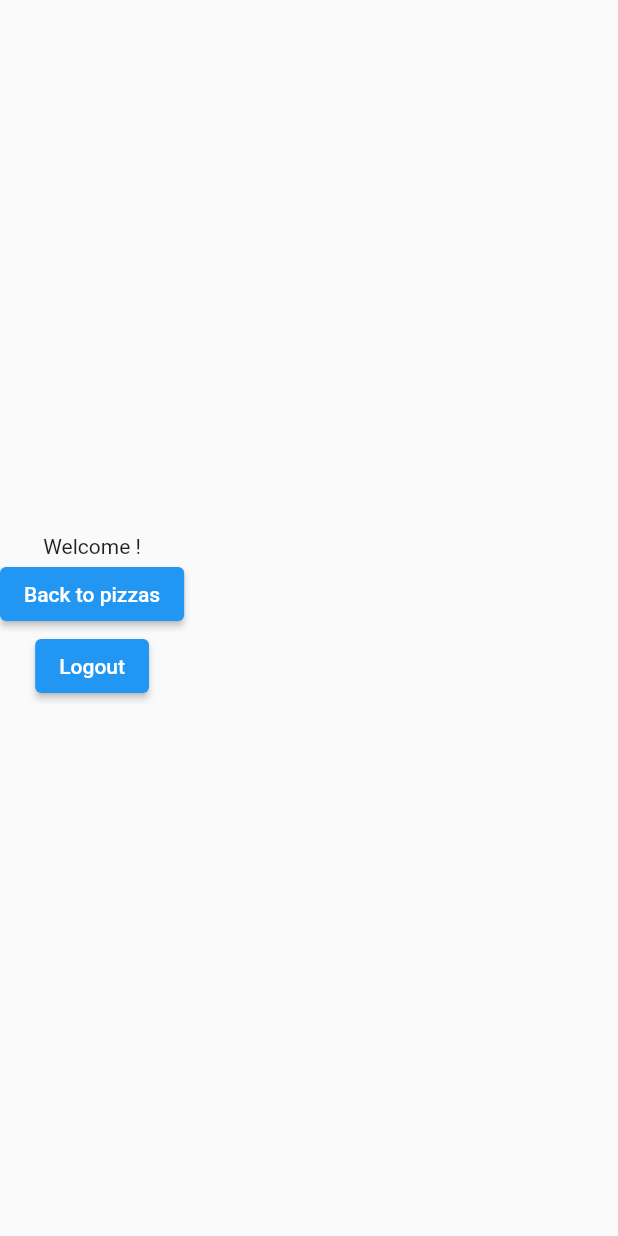
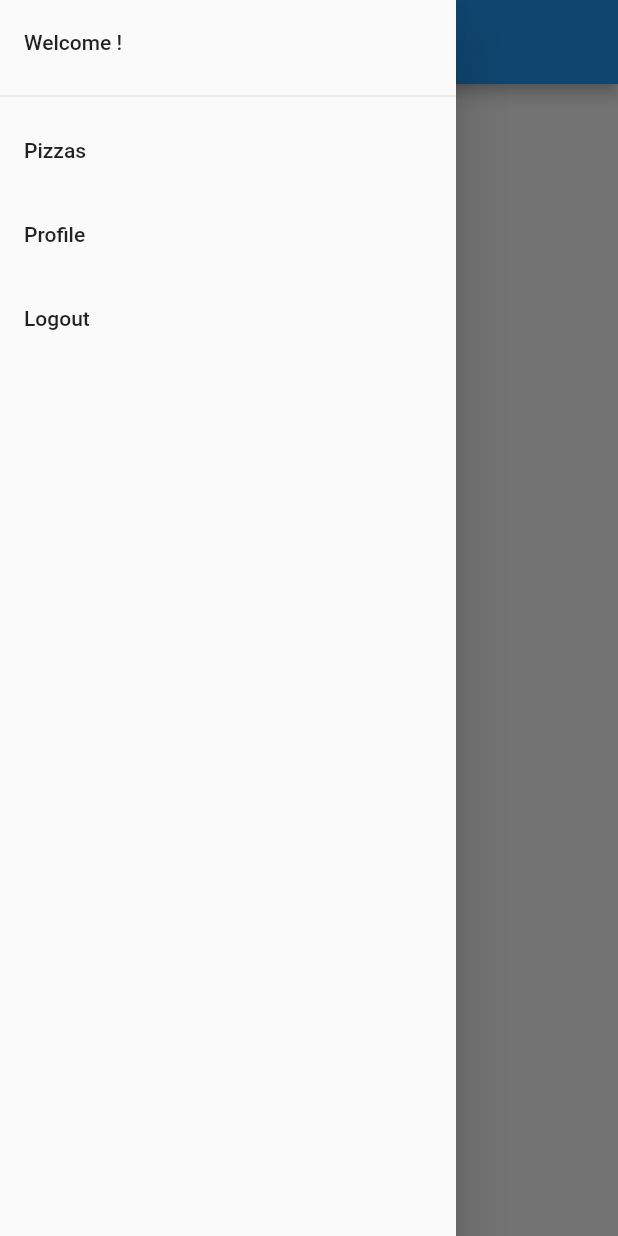
Before and after one commit to dtengeri/pizza_order_app, a Flutter app: the ProfileScreen screen opened by its route, with the side drawer open (before the commit the screen has no drawer), on a phone screen of 412 x 824 dp. Run offline on Flutter 3.47's test engine with Material 2 defaults, Android fonts, the light colour scheme and no system bars; our stand-ins replace firebase_auth, firebase_core, flutter_riverpod, freezed_annotation, go_router; accounts and stored records are empty.

Commit message:
feat: starting state of profile screen

```diff
--- a/lib/features/auth/application/auth_controller.dart
+++ b/lib/features/auth/application/auth_controller.dart
@@ -18,7 +18,7 @@ class AuthController extends Notifier<AuthState> {
         .watch()
         .listen((authState) => state = authState);
 
-    return const Unauthenticated();
+    return const Unknown();
   }
 
   Future<void> signInWithEmailAndPassword({
--- a/lib/features/auth/domain/auth_state.dart
+++ b/lib/features/auth/domain/auth_state.dart
@@ -2,6 +2,10 @@ import 'package:pizza_order_app/features/core/domain/user.dart';
 
 sealed class AuthState {
   const AuthState();
+}
+
+class Unknown extends AuthState {
+  const Unknown();
 }
 
 class Unauthenticated extends AuthState {
--- a/lib/features/auth/infrastructure/firebase_auth_repository.dart
+++ b/lib/features/auth/infrastructure/firebase_auth_repository.dart
@@ -36,6 +36,7 @@ class FirebaseAuthRepository extends AuthRepository {
       } else {
         return Authenticated(
           user: core.User(
+            uid: user.uid,
             name: user.displayName ?? 'Unknown',
             email: user.email ?? 'Unknown',
           ),
--- a/lib/features/core/domain/user.dart
+++ b/lib/features/core/domain/user.dart
@@ -5,6 +5,7 @@ part 'user.freezed.dart';
 @freezed
 class User with _$User {
   factory User({
+    required String uid,
     required String name,
     required String email,
   }) = _User;
--- /dev/null
+++ b/lib/features/core/presentation/app_drawer.dart
@@ -0,0 +1,59 @@
+import 'package:flutter/material.dart';
+import 'package:flutter_riverpod/flutter_riverpod.dart';
+import 'package:go_router/go_router.dart';
+import 'package:pizza_order_app/features/auth/application/auth_controller.dart';
+import 'package:pizza_order_app/features/auth/domain/auth_state.dart';
+
+class AppDrawer extends ConsumerWidget {
+  const AppDrawer({super.key});
+
+  @override
+  Widget build(BuildContext context, WidgetRef ref) {
+    final authState = ref.watch(authControllerProvider);
+    return Drawer(
+      child: ListView(
+        children: [
+          if (authState case Unauthenticated()) ...[
+            ListTile(
+              title: const Text('Login'),
+              onTap: () {
+                context.go('/login');
+              },
+            ),
+            ListTile(
+              title: const Text('Sign up'),
+              onTap: () {
+                context.go('/sign-up');
+              },
+            ),
+          ],
+          if (authState case Authenticated(:final user)) ...[
+            ListTile(
+              title: Text('Welcome ${user.name}!'),
+            ),
+            const Divider(),
+            ListTile(
+              title: const Text('Pizzas'),
+              onTap: () {
+                context.go('/pizzas');
+              },
+            ),
+            ListTile(
+              title: const Text('Profile'),
+              onTap: () {
+                context.go('/profile');
+              },
+            ),
+            ListTile(
+              title: const Text('Logout'),
+              onTap: () {
+                ref.read(authControllerProvider.notifier).signOut();
+                context.go('/');
+              },
+            ),
+          ],
+        ],
+      ),
+    );
+  }
+}
--- a/lib/features/login/infrastructure/dummy_login_repository.dart
+++ b/lib/features/login/infrastructure/dummy_login_repository.dart
@@ -7,6 +7,10 @@ class DummyLoginRepository extends LoginRepository {
     required String email,
     required String password,
   }) async {
-    return User(name: 'John Doe', email: email);
+    return User(
+      uid: '1',
+      name: 'John Doe',
+      email: email,
+    );
   }
 }
--- a/lib/features/pizza_order/presentation/pizza_list_screen.dart
+++ b/lib/features/pizza_order/presentation/pizza_list_screen.dart
@@ -1,6 +1,7 @@
 import 'package:flutter/material.dart';
 import 'package:flutter_riverpod/flutter_riverpod.dart';
 import 'package:go_router/go_router.dart';
+import 'package:pizza_order_app/features/core/presentation/app_drawer.dart';
 import 'package:pizza_order_app/features/pizza_order/application/pizza_list.dart';
 
 class PizzaListScreen extends ConsumerWidget {
@@ -24,6 +25,7 @@ class PizzaListScreen extends ConsumerWidget {
           ),
         ],
       ),
+      drawer: const AppDrawer(),
       body: Column(
         mainAxisAlignment: MainAxisAlignment.center,
         children: [
--- /dev/null
+++ b/lib/features/profile/application/profile_controller.dart
@@ -0,0 +1,25 @@
+import 'dart:async';
+
+import 'package:flutter_riverpod/flutter_riverpod.dart';
+import 'package:pizza_order_app/features/profile/domain/user_profile.dart';
+import 'package:pizza_order_app/features/profile/infrastructure/providers.dart';
+
+class ProfileController extends AsyncNotifier<UserProfile> {
+  @override
+  Future<UserProfile> build() {
+    final profileRepository = ref.watch(profileRepositoryProvider);
+    return profileRepository.getProfile();
+  }
+
+  Future<void> updateProfile(UserProfile profile) async {
+    final profileRepository = ref.watch(profileRepositoryProvider);
+    state = await AsyncValue.guard(() {
+      return profileRepository.updateProfile(profile);
+    });
+  }
+}
+
+final profileControllerProvider =
+    AsyncNotifierProvider<ProfileController, UserProfile>(
+  () => ProfileController(),
+);
--- /dev/null
+++ b/lib/features/profile/domain/delivery_address.dart
@@ -0,0 +1,12 @@
+import 'package:freezed_annotation/freezed_annotation.dart';
+
+part 'delivery_address.freezed.dart';
+
+@freezed
+class DeliveryAddress with _$DeliveryAddress {
+  const factory DeliveryAddress({
+    required String city,
+    required String street,
+    required String houseNumber,
+  }) = _DeliveryAddress;
+}
--- /dev/null
+++ b/lib/features/profile/domain/profile_repository.dart
@@ -0,0 +1,7 @@
+import 'package:pizza_order_app/features/profile/domain/user_profile.dart';
+
+abstract class ProfileRepository {
+  Future<UserProfile> getProfile();
+  Future<UserProfile> create(UserProfile profile);
+  Future<UserProfile> updateProfile(UserProfile profile);
+}
--- /dev/null
+++ b/lib/features/profile/domain/user_profile.dart
@@ -0,0 +1,14 @@
+import 'dart:io';
+
+import 'package:freezed_annotation/freezed_annotation.dart';
+import 'package:pizza_order_app/features/profile/domain/delivery_address.dart';
+
+part 'user_profile.freezed.dart';
+
+@freezed
+class UserProfile with _$UserProfile {
+  const factory UserProfile({
+    required String? phone,
+    required List<DeliveryAddress> addresses,
+  }) = _UserProfile;
+}
--- /dev/null
+++ b/lib/features/profile/infrastructure/dummy_profile_repository.dart
@@ -0,0 +1,29 @@
+import 'package:pizza_order_app/features/profile/domain/delivery_address.dart';
+import 'package:pizza_order_app/features/profile/domain/profile_repository.dart';
+import 'package:pizza_order_app/features/profile/domain/user_profile.dart';
+
+class DummyProfileRepository extends ProfileRepository {
+  @override
+  Future<UserProfile> getProfile() async {
+    return const UserProfile(
+      phone: '+36301234567',
+      addresses: [
+        DeliveryAddress(
+          city: 'Szeged',
+          street: 'Kossuth Lajos sgt.',
+          houseNumber: '84',
+        ),
+      ],
+    );
+  }
+
+  @override
+  Future<UserProfile> create(UserProfile profile) async {
+    return profile;
+  }
+
+  @override
+  Future<UserProfile> updateProfile(UserProfile profile) async {
+    return profile;
+  }
+}
--- a/lib/features/profile/presentation/profile_screen.dart
+++ b/lib/features/profile/presentation/profile_screen.dart
@@ -4,6 +4,9 @@ import 'package:go_router/go_router.dart';
 import 'package:pizza_order_app/features/auth/application/auth_controller.dart';
 import 'package:pizza_order_app/features/auth/domain/auth_state.dart';
 import 'package:pizza_order_app/features/core/domain/user.dart';
+import 'package:pizza_order_app/features/core/presentation/app_drawer.dart';
+import 'package:pizza_order_app/features/profile/application/profile_controller.dart';
+import 'package:pizza_order_app/features/profile/domain/user_profile.dart';
 
 class ProfileScreen extends ConsumerWidget {
   const ProfileScreen({
@@ -15,40 +18,70 @@ class ProfileScreen extends ConsumerWidget {
     final authState = ref.watch(authControllerProvider);
 
     return Scaffold(
+      appBar: AppBar(),
+      drawer: const AppDrawer(),
       body: switch (authState) {
+        Unknown() => const Center(
+            child: CircularProgressIndicator(),
+          ),
         Unauthenticated() => const _Unauthenticated(),
-        Authenticated(:final user) => _ProfileDetails(user: user),
+        Authenticated(:final user) => _ProfileScreen(user: user),
       },
     );
   }
 }
 
-class _ProfileDetails extends StatelessWidget {
-  const _ProfileDetails({
+class _ProfileScreen extends ConsumerWidget {
+  const _ProfileScreen({
     required this.user,
   });
 
   final User user;
 
   @override
+  Widget build(BuildContext context, WidgetRef ref) {
+    final userProfileAsyncValue = ref.watch(profileControllerProvider);
+    return switch (userProfileAsyncValue) {
+      AsyncError() => const Center(
+          child: Column(
+            mainAxisAlignment: MainAxisAlignment.center,
+            children: [
+              Text('Can not load your profile'),
+            ],
+          ),
+        ),
+      AsyncData(:final value) => _ProfileDetails(
+          user: user,
+          userProfile: value,
+        ),
+      _ => const Center(
+          child: CircularProgressIndicator(),
+        ),
+    };
+  }
+}
+
+class _ProfileDetails extends ConsumerStatefulWidget {
+  const _ProfileDetails({
+    required this.user,
+    required this.userProfile,
+  });
+
+  final User user;
+  final UserProfile userProfile;
+
+  @override
+  ConsumerState<ConsumerStatefulWidget> createState() => _ProfileDetailsState();
+}
+
+class _ProfileDetailsState extends ConsumerState<_ProfileDetails> {
+  @override
   Widget build(BuildContext context) {
-    return Column(
-      mainAxisAlignment: MainAxisAlignment.center,
-      children: [
-        Text('Welcome ${user.name}!'),
-        ElevatedButton(
-          onPressed: () {
-            context.go('/pizzas');
-          },
-          child: const Text('Back to pizzas'),
-        ),
-        ElevatedButton(
-          onPressed: () {
-            context.go('/');
-          },
-          child: const Text('Logout'),
-        ),
-      ],
+    return const Padding(
+      padding: EdgeInsets.all(8.0),
+      child: Center(
+        child: Text('TODO'),
+      ),
     );
   }
 }
--- a/lib/features/sign_up/infrastructure/dummy_sign_up_repository.dart
+++ b/lib/features/sign_up/infrastructure/dummy_sign_up_repository.dart
@@ -6,6 +6,7 @@ class DummySignUpRepository extends SignUpRepository {
   @override
   Future<User> signUp({required SignUpForm signUpForm}) async {
     return User(
+      uid: '1',
       name: signUpForm.name,
       email: signUpForm.email,
     );
--- a/lib/features/sign_up/infrastructure/firebase_sign_up_repository.dart
+++ b/lib/features/sign_up/infrastructure/firebase_sign_up_repository.dart
@@ -13,6 +13,7 @@ class FirebaseSignUpRepository extends SignUpRepository {
     );
     await credential.user?.updateDisplayName(signUpForm.name);
     return core.User(
+      uid: credential.user!.uid,
       name: signUpForm.name,
       email: signUpForm.email,
     );
--- a/lib/main.dart
+++ b/lib/main.dart
@@ -1,12 +1,8 @@
 import 'package:firebase_core/firebase_core.dart';
 import 'package:flutter/material.dart';
 import 'package:flutter_riverpod/flutter_riverpod.dart';
-import 'package:go_router/go_router.dart';
-import 'package:pizza_order_app/features/login/presentation/login_screen.dart';
-import 'package:pizza_order_app/features/pizza_order/presentation/pizza_list_screen.dart';
-import 'package:pizza_order_app/features/profile/presentation/profile_screen.dart';
-import 'package:pizza_order_app/features/sign_up/presentation/sign_up_screen.dart';
 import 'package:pizza_order_app/firebase_options.dart';
+import 'package:pizza_order_app/router.dart';
 
 Future<void> main() async {
   WidgetsFlutterBinding.ensureInitialized();
@@ -20,34 +16,14 @@ Future<void> main() async {
   );
 }
 
-final _router = GoRouter(
-  routes: [
-    GoRoute(
-      path: '/',
-      builder: (context, state) => const LoginScreen(),
-    ),
-    GoRoute(
-      path: '/sign-up',
-      builder: (context, state) => const SignUpScreen(),
-    ),
-    GoRoute(
-      path: '/pizzas',
-      builder: (context, state) => const PizzaListScreen(),
-    ),
-    GoRoute(
-      path: '/profile',
-      builder: (context, state) => const ProfileScreen(),
-    ),
-  ],
-);
-
-class MainApp extends StatelessWidget {
+class MainApp extends ConsumerWidget {
   const MainApp({super.key});
 
   @override
-  Widget build(BuildContext context) {
+  Widget build(BuildContext context, WidgetRef ref) {
+    final router = ref.watch(routerProvider);
     return MaterialApp.router(
-      routerConfig: _router,
+      routerConfig: router,
     );
   }
 }
```
Also changed, not shown: lib/features/profile/infrastructure/providers.dart (added, +7 -0 lines), lib/features/splash/presentation/splash_screen.dart (added, +17 -0 lines), lib/router.dart (added, +64 -0 lines), lib/features/core/domain/user.freezed.dart, lib/features/profile/domain/delivery_address.freezed.dart (added), lib/features/profile/domain/user_profile.freezed.dart (added).
